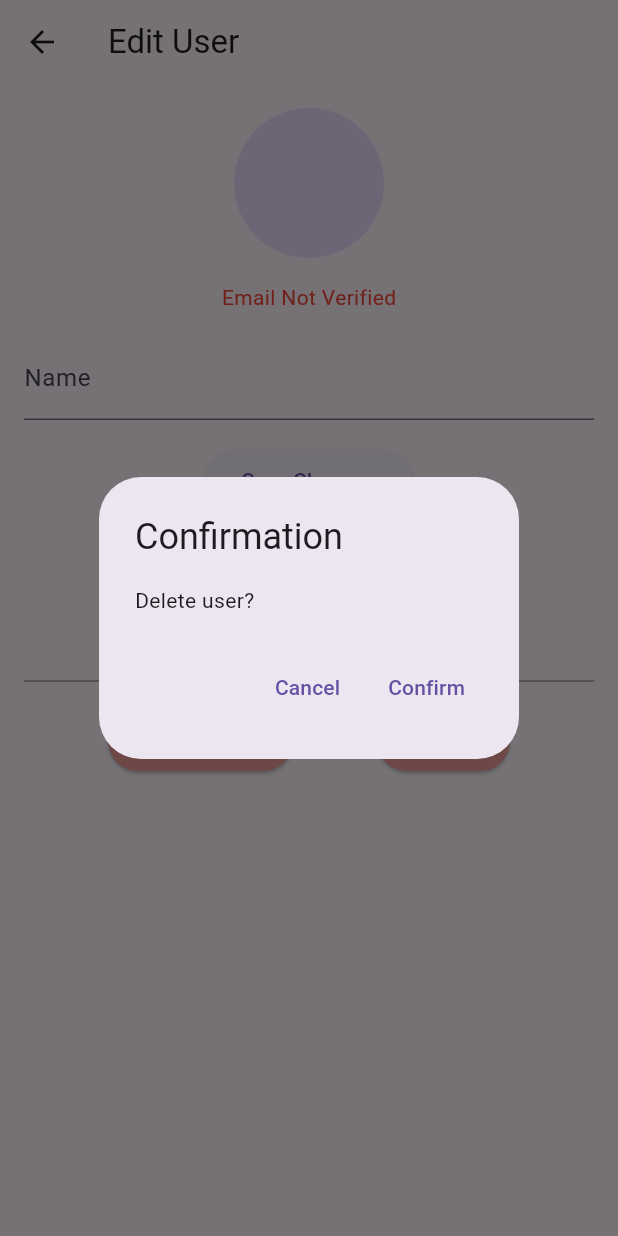
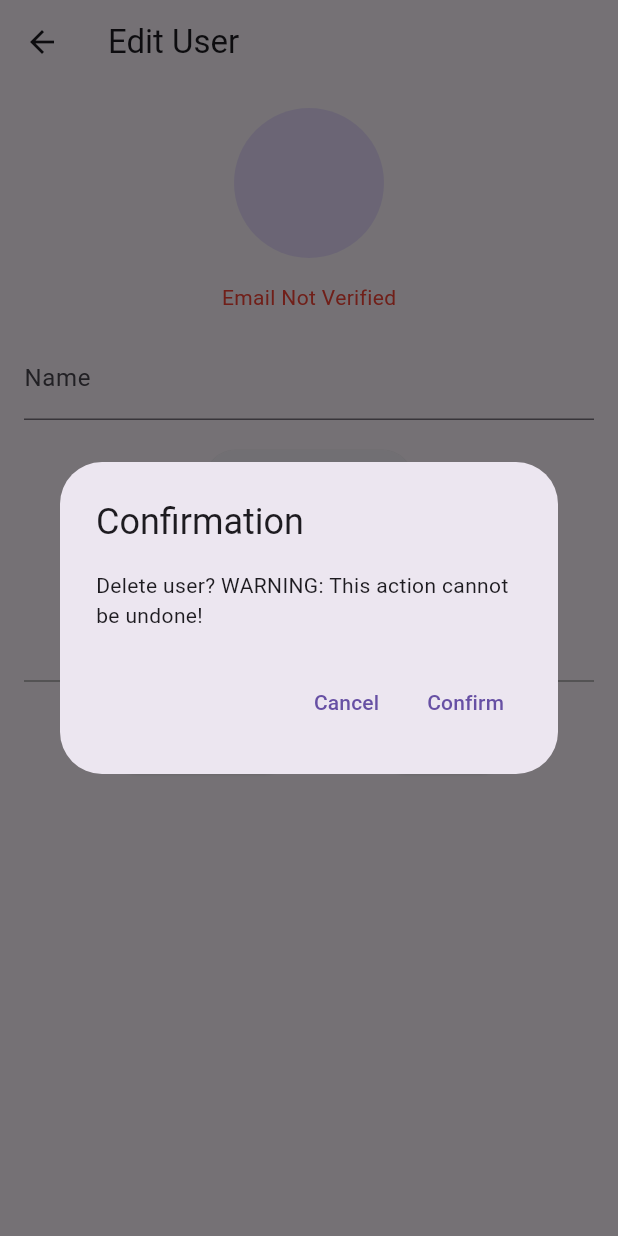
Before and after one commit to Pablorv004/eventify-frontend, a Flutter app: the EditUser screen opened directly with empty values, after a tap on "Delete", on a phone screen of 412 x 824 dp. Run offline on Flutter 3.47's test engine with Material 3 defaults, Android fonts, the phone set to English and light mode, and no system bars; our stand-ins replace flutter_slidable; accounts and stored records are empty.

Commit message:
Made it so that once you delete a user, it returns you.

```diff
--- a/eventify/lib/providers/user_provider.dart
+++ b/eventify/lib/providers/user_provider.dart
@@ -67,7 +67,7 @@ class UserProvider extends ChangeNotifier {
       validationErrorMessage = validationResponse.success ? null : validationResponse.data['error'] ?? errorMessage;
 
       if (validationResponse.success) {
-        await fetchAllUsers(currentUser!.rememberToken ?? '');
+        await fetchAllUsers();
       }
     } catch (error) {
       validationErrorMessage = 'Error: ${error.toString()}';
--- a/eventify/lib/screens/admin/edit_user.dart
+++ b/eventify/lib/screens/admin/edit_user.dart
@@ -12,14 +12,12 @@ class EditUser extends StatelessWidget {
   final ValueNotifier<bool> _activedNotifier = ValueNotifier<bool>(false);
   final ValueNotifier<bool> _emailConfirmedNotifier =
       ValueNotifier<bool>(false);
-  final ValueNotifier<bool> _deletedNotifier = ValueNotifier<bool>(false);
 
   @override
   Widget build(BuildContext context) {
     _nameController.text = user.name;
     _activedNotifier.value = user.actived ?? false;
     _emailConfirmedNotifier.value = user.emailConfirmed ?? false;
-    _deletedNotifier.value = user.deleted;
 
     return Scaffold(
       appBar: AppBar(
@@ -86,14 +84,12 @@ class EditUser extends StatelessWidget {
                   inactiveColor: Colors.red[200]!,
                   onPressed: (value) => _toggleActived(context, value),
                 ),
-                StatusButton(
-                  notifier: _deletedNotifier,
-                  activeText: 'Deleted',
-                  inactiveText: 'Delete',
-                  activeColor: Colors.grey,
-                  inactiveColor: Colors.red[200]!,
-                  onPressed: (value) => _toggleDeleted(context, value),
-                  isDeletable: true,
+                ElevatedButton(
+                  onPressed: () => _deleteUser(context),
+                  style: ElevatedButton.styleFrom(
+                    backgroundColor: Colors.red[200]!,
+                  ),
+                  child: const Text('Delete'),
                 ),
               ],
             ),
@@ -117,14 +113,12 @@ class EditUser extends StatelessWidget {
     _activedNotifier.value = newValue;
   }
 
-  void _toggleDeleted(BuildContext context, bool newValue) async {
-    if (newValue) {
-      bool? confirm = await _showConfirmationDialog(context, 'Delete user?');
-      if (confirm == true) {
-        final userProvider = context.read<UserProvider>();
-        await userProvider.deleteUser(user.id);
-        _deletedNotifier.value = newValue;
-      }
+  void _deleteUser(BuildContext context) async {
+    bool? confirm = await _showConfirmationDialog(context, 'Delete user? WARNING: This action cannot be undone!');
+    if (confirm == true) {
+      final userProvider = context.read<UserProvider>();
+      await userProvider.deleteUser(user.id);
+      Navigator.of(context).pop();
     }
   }
 
@@ -158,7 +152,6 @@ class StatusButton extends StatelessWidget {
   final Color activeColor;
   final Color inactiveColor;
   final Function(bool) onPressed;
-  final bool isDeletable;
 
   const StatusButton({
     super.key,
@@ -168,7 +161,6 @@ class StatusButton extends StatelessWidget {
     required this.activeColor,
     required this.inactiveColor,
     required this.onPressed,
-    this.isDeletable = false,
   });
 
   @override
@@ -180,7 +172,7 @@ class StatusButton extends StatelessWidget {
           style: ElevatedButton.styleFrom(
             backgroundColor: value ? activeColor : inactiveColor,
           ),
-          onPressed: value && isDeletable ? null : () => onPressed(!value),
+          onPressed: () => onPressed(!value),
           child: Text(value ? activeText : inactiveText),
         );
       },
```
